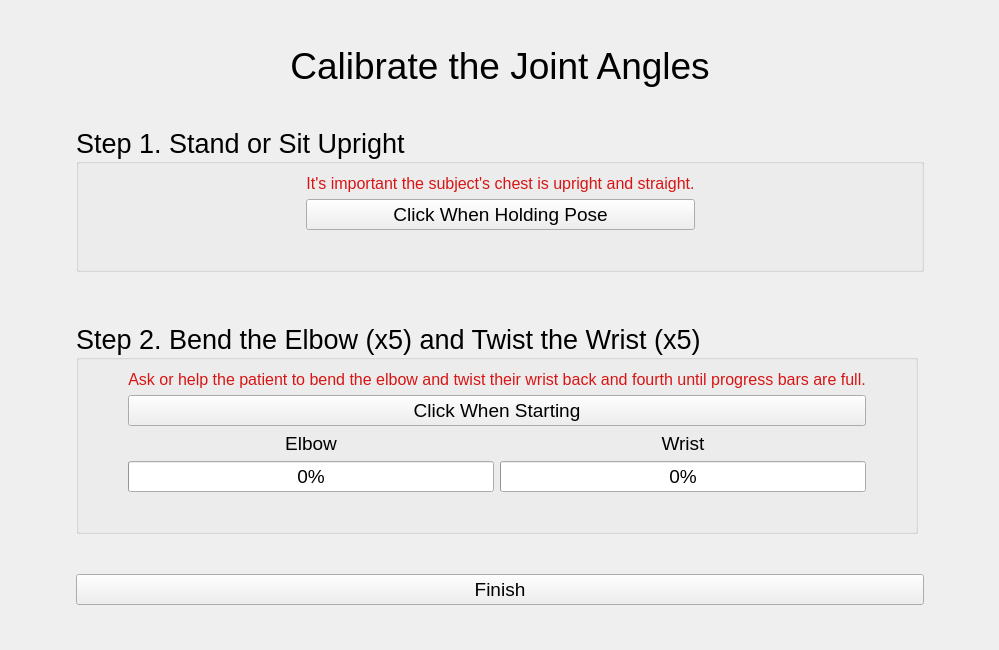
Qt form LiveDataView/calibration_widget2.ui (mmcinnes123/Delsys_GUI_For_Physios) before a commit.
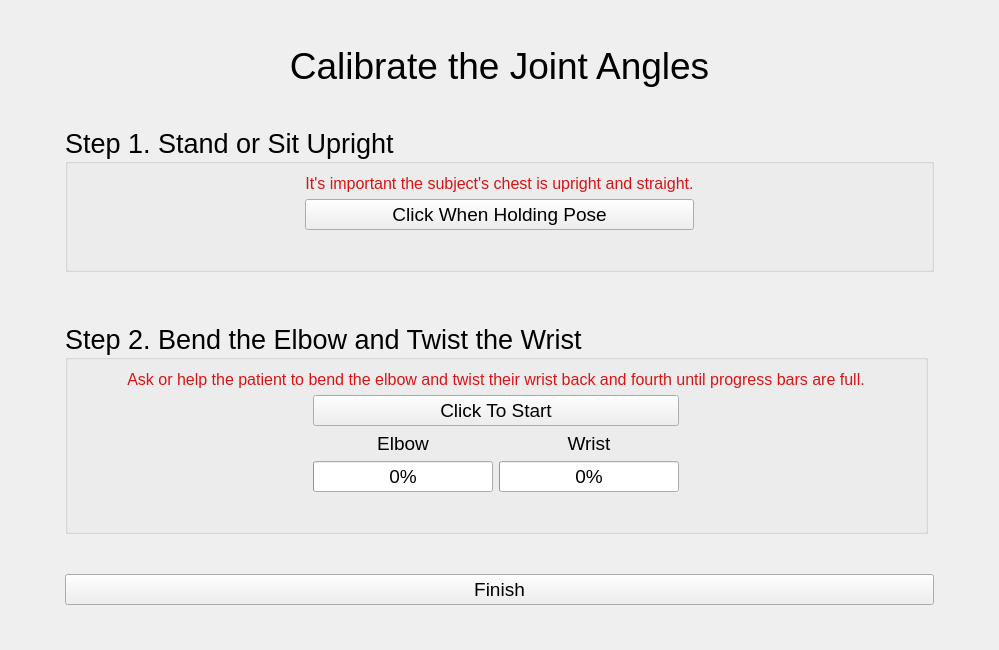
The same form after that commit.

Commit message: Got working more consistently. Do FE then PS seperately.

Diff of the .ui file:
```diff
--- a/LiveDataView/calibration_widget2.ui
+++ b/LiveDataView/calibration_widget2.ui
@@ -21,7 +21,7 @@
      </property>
      <property name="sizeHint" stdset="0">
       <size>
-       <width>40</width>
+       <width>112</width>
        <height>20</height>
       </size>
      </property>
@@ -237,7 +237,7 @@
      </property>
      <property name="sizeHint" stdset="0">
       <size>
-       <width>40</width>
+       <width>112</width>
        <height>20</height>
       </size>
      </property>
@@ -303,10 +303,10 @@
       </font>
      </property>
      <property name="title">
-      <string>Step 2. Bend the Elbow (x5) and Twist the Wrist (x5)</string>
+      <string>Step 2. Bend the Elbow and Twist the Wrist</string>
      </property>
      <layout class="QGridLayout" name="gridLayout_2">
-      <item row="0" column="3">
+      <item row="0" column="5">
        <spacer name="horizontalSpacer_4">
         <property name="orientation">
          <enum>Qt::Horizontal</enum>
@@ -319,6 +319,34 @@
         </property>
        </spacer>
       </item>
+      <item row="1" column="5">
+       <spacer name="horizontalSpacer_8">
+        <property name="orientation">
+         <enum>Qt::Horizontal</enum>
+        </property>
+        <property name="sizeHint" stdset="0">
+         <size>
+          <width>80</width>
+          <height>20</height>
+         </size>
+        </property>
+       </spacer>
+      </item>
+      <item row="2" column="3">
+       <widget class="QLabel" name="label_3">
+        <property name="font">
+         <font>
+          <pointsize>14</pointsize>
+         </font>
+        </property>
+        <property name="text">
+         <string>Wrist</string>
+        </property>
+        <property name="alignment">
+         <set>Qt::AlignCenter</set>
+        </property>
+       </widget>
+      </item>
       <item row="0" column="0">
        <spacer name="horizontalSpacer_3">
         <property name="orientation">
@@ -332,7 +360,20 @@
         </property>
        </spacer>
       </item>
-      <item row="3" column="2">
+      <item row="1" column="1">
+       <spacer name="horizontalSpacer_9">
+        <property name="orientation">
+         <enum>Qt::Horizontal</enum>
+        </property>
+        <property name="sizeHint" stdset="0">
+         <size>
+          <width>40</width>
+          <height>20</height>
+         </size>
+        </property>
+       </spacer>
+      </item>
+      <item row="3" column="3">
        <widget class="QProgressBar" name="wrist_progressBar">
         <property name="font">
          <font>
@@ -344,7 +385,32 @@
         </property>
        </widget>
       </item>
-      <item row="4" column="1" colspan="2">
+      <item row="1" column="2" colspan="2">
+       <widget class="QPushButton" name="calmove_startButton">
+        <property name="font">
+         <font>
+          <pointsize>14</pointsize>
+         </font>
+        </property>
+        <property name="text">
+         <string>Click To Start</string>
+        </property>
+       </widget>
+      </item>
+      <item row="1" column="0">
+       <spacer name="horizontalSpacer_7">
+        <property name="orientation">
+         <enum>Qt::Horizontal</enum>
+        </property>
+        <property name="sizeHint" stdset="0">
+         <size>
+          <width>80</width>
+          <height>20</height>
+         </size>
+        </property>
+       </spacer>
+      </item>
+      <item row="4" column="2" colspan="2">
        <widget class="QLabel" name="move_statusMessage">
         <property name="palette">
          <palette>
@@ -396,7 +462,7 @@
         </property>
        </widget>
       </item>
-      <item row="3" column="1">
+      <item row="3" column="2">
        <widget class="QProgressBar" name="elbow_progressBar">
         <property name="font">
          <font>
@@ -408,59 +474,7 @@
         </property>
        </widget>
       </item>
-      <item row="0" column="1" colspan="2">
-       <widget class="QLabel" name="label_5">
-        <property name="palette">
-         <palette>
-          <active>
-           <colorrole role="WindowText">
-            <brush brushstyle="SolidPattern">
-             <color alpha="255">
-              <red>216</red>
-              <green>21</green>
-              <blue>21</blue>
-             </color>
-            </brush>
-           </colorrole>
-          </active>
-          <inactive>
-           <colorrole role="WindowText">
-            <brush brushstyle="SolidPattern">
-             <color alpha="255">
-              <red>216</red>
-              <green>21</green>
-              <blue>21</blue>
-             </color>
-            </brush>
-           </colorrole>
-          </inactive>
-          <disabled>
-           <colorrole role="WindowText">
-            <brush brushstyle="SolidPattern">
-             <color alpha="255">
-              <red>120</red>
-              <green>120</green>
-              <blue>120</blue>
-             </color>
-            </brush>
-           </colorrole>
-          </disabled>
-         </palette>
-        </property>
-        <property name="font">
-         <font>
-          <pointsize>12</pointsize>
-         </font>
-        </property>
-        <property name="text">
-         <string>Ask or help the patient to bend the elbow and twist their wrist back and fourth until progress bars are full.</string>
-        </property>
-        <property name="alignment">
-         <set>Qt::AlignCenter</set>
-        </property>
-       </widget>
-      </item>
-      <item row="2" column="1">
+      <item row="2" column="2">
        <widget class="QLabel" name="label_2">
         <property name="font">
          <font>
@@ -475,33 +489,71 @@
         </property>
        </widget>
       </item>
-      <item row="2" column="2">
-       <widget class="QLabel" name="label_3">
+      <item row="1" column="4">
+       <spacer name="horizontalSpacer_10">
+        <property name="orientation">
+         <enum>Qt::Horizontal</enum>
+        </property>
+        <property name="sizeHint" stdset="0">
+         <size>
+          <width>40</width>
+          <height>20</height>
+         </size>
+        </property>
+       </spacer>
+      </item>
+      <item row="0" column="1" colspan="4">
+       <widget class="QLabel" name="label_5">
+        <property name="palette">
+         <palette>
+          <active>
+           <colorrole role="WindowText">
+            <brush brushstyle="SolidPattern">
+             <color alpha="255">
+              <red>216</red>
+              <green>21</green>
+              <blue>21</blue>
+             </color>
+            </brush>
+           </colorrole>
+          </active>
+          <inactive>
+           <colorrole role="WindowText">
+            <brush brushstyle="SolidPattern">
+             <color alpha="255">
+              <red>216</red>
+              <green>21</green>
+              <blue>21</blue>
+             </color>
+            </brush>
+           </colorrole>
+          </inactive>
+          <disabled>
+           <colorrole role="WindowText">
+            <brush brushstyle="SolidPattern">
+             <color alpha="255">
+              <red>120</red>
+              <green>120</green>
+              <blue>120</blue>
+             </color>
+            </brush>
+           </colorrole>
+          </disabled>
+         </palette>
+        </property>
         <property name="font">
          <font>
-          <pointsize>14</pointsize>
+          <pointsize>12</pointsize>
          </font>
         </property>
         <property name="text">
-         <string>Wrist</string>
+         <string>Ask or help the patient to bend the elbow and twist their wrist back and fourth until progress bars are full.</string>
         </property>
         <property name="alignment">
          <set>Qt::AlignCenter</set>
         </property>
        </widget>
       </item>
-      <item row="1" column="1" colspan="2">
-       <widget class="QPushButton" name="calmove_startButton">
-        <property name="font">
-         <font>
-          <pointsize>14</pointsize>
-         </font>
-        </property>
-        <property name="text">
-         <string>Click When Starting</string>
-        </property>
-       </widget>
-      </item>
      </layout>
     </widget>
    </item>
```
The commit also changes 2 other files.
